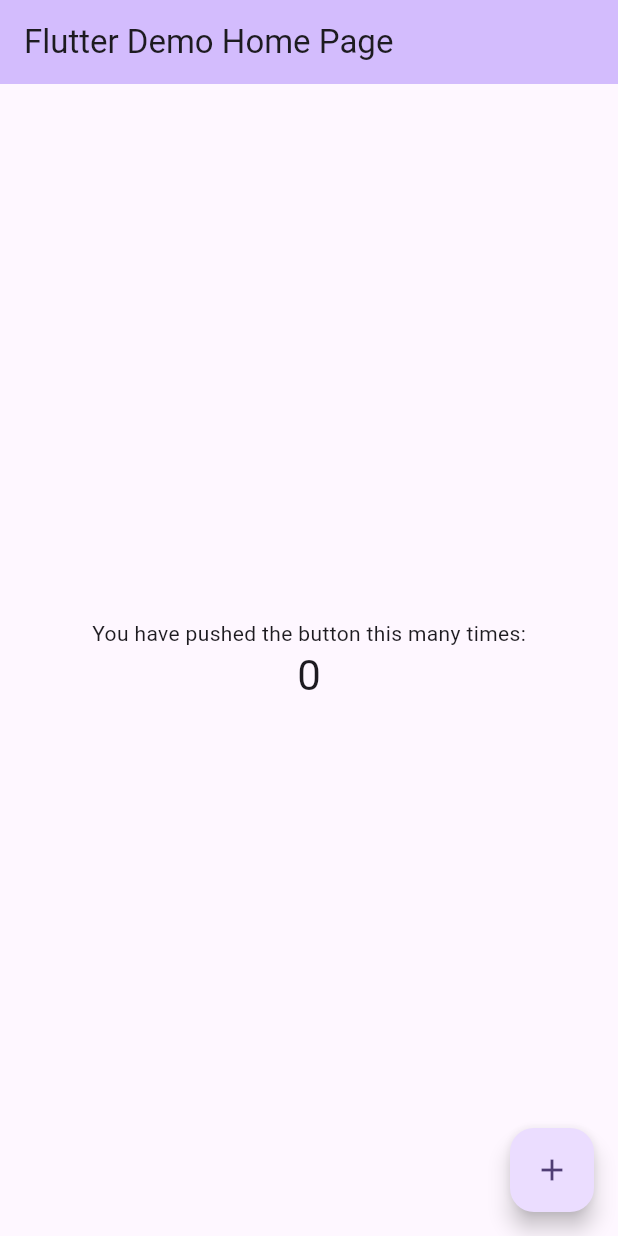
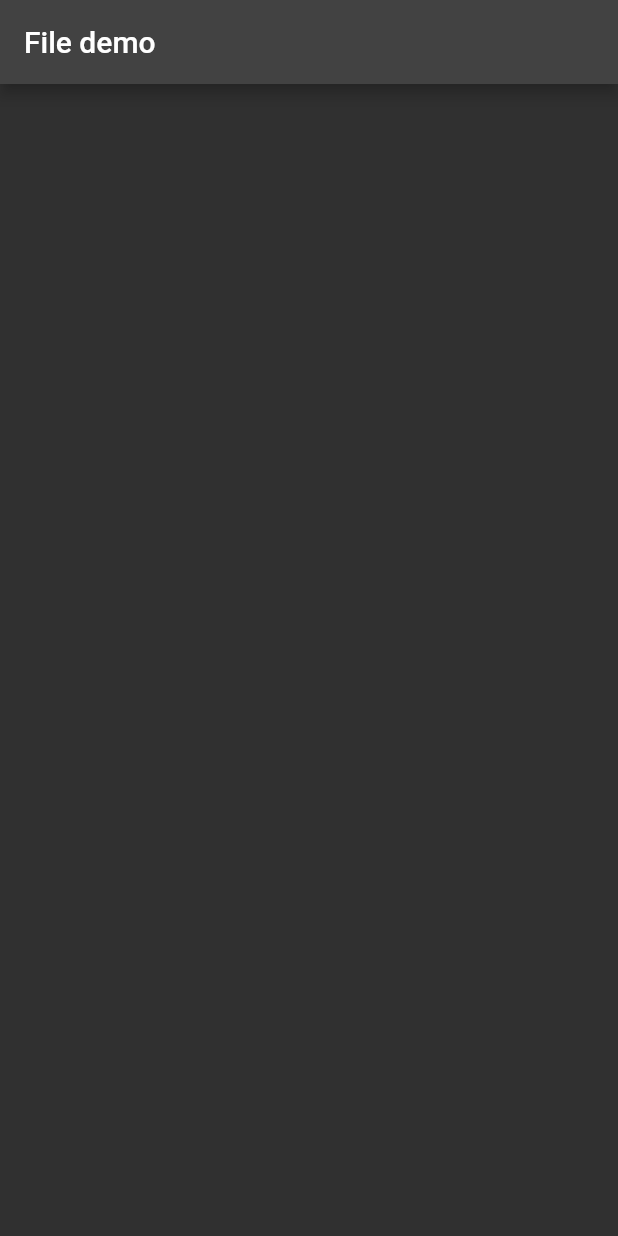
Before and after one commit to ticvac/random_voyager, a Flutter app: the screen it shows after launch, on a phone screen of 412 x 824 dp. Run offline on Flutter 3.47's test engine with Material 2 defaults, Android fonts, the light colour scheme and no system bars.

Commit message:
add scheme; code clean

```diff
--- a/lib/main.dart
+++ b/lib/main.dart
@@ -5,121 +5,35 @@
 }
 
 class MyApp extends StatelessWidget {
-  const MyApp({super.key});
+  const MyApp({Key? key}) : super(key: key);
 
-  // This widget is the root of your application.
   @override
   Widget build(BuildContext context) {
     return MaterialApp(
-      title: 'Flutter Demo',
-      theme: ThemeData(
-        // This is the theme of your application.
-        //
-        // TRY THIS: Try running your application with "flutter run". You'll see
-        // the application has a blue toolbar. Then, without quitting the app,
-        // try changing the seedColor in the colorScheme below to Colors.green
-        // and then invoke "hot reload" (save your changes or press the "hot
-        // reload" button in a Flutter-supported IDE, or press "r" if you used
-        // the command line to start the app).
-        //
-        // Notice that the counter didn't reset back to zero; the application
-        // state is not lost during the reload. To reset the state, use hot
-        // restart instead.
-        //
-        // This works for code too, not just values: Most code changes can be
-        // tested with just a hot reload.
-        colorScheme: ColorScheme.fromSeed(seedColor: Colors.deepPurple),
-        useMaterial3: true,
-      ),
-      home: const MyHomePage(title: 'Flutter Demo Home Page'),
+      title: "File demo",
+      theme: ThemeData.dark(),
+      home: const MyHomePage(),
     );
   }
 }
 
 class MyHomePage extends StatefulWidget {
-  const MyHomePage({super.key, required this.title});
-
-  // This widget is the home page of your application. It is stateful, meaning
-  // that it has a State object (defined below) that contains fields that affect
-  // how it looks.
-
-  // This class is the configuration for the state. It holds the values (in this
-  // case the title) provided by the parent (in this case the App widget) and
-  // used by the build method of the State. Fields in a Widget subclass are
-  // always marked "final".
-
-  final String title;
+  const MyHomePage({Key? key}) : super(key: key);
 
   @override
   State<MyHomePage> createState() => _MyHomePageState();
 }
 
 class _MyHomePageState extends State<MyHomePage> {
-  int _counter = 0;
-
-  void _incrementCounter() {
-    setState(() {
-      // This call to setState tells the Flutter framework that something has
-      // changed in this State, which causes it to rerun the build method below
-      // so that the display can reflect the updated values. If we changed
-      // _counter without calling setState(), then the build method would not be
-      // called again, and so nothing would appear to happen.
-      _counter++;
-    });
-  }
-
   @override
   Widget build(BuildContext context) {
-    // This method is rerun every time setState is called, for instance as done
-    // by the _incrementCounter method above.
-    //
-    // The Flutter framework has been optimized to make rerunning build methods
-    // fast, so that you can just rebuild anything that needs updating rather
-    // than having to individually change instances of widgets.
     return Scaffold(
       appBar: AppBar(
-        // TRY THIS: Try changing the color here to a specific color (to
-        // Colors.amber, perhaps?) and trigger a hot reload to see the AppBar
-        // change color while the other colors stay the same.
-        backgroundColor: Theme.of(context).colorScheme.inversePrimary,
-        // Here we take the value from the MyHomePage object that was created by
-        // the App.build method, and use it to set our appbar title.
-        title: Text(widget.title),
+        title: Text("File demo"),
       ),
-      body: Center(
-        // Center is a layout widget. It takes a single child and positions it
-        // in the middle of the parent.
-        child: Column(
-          // Column is also a layout widget. It takes a list of children and
-          // arranges them vertically. By default, it sizes itself to fit its
-          // children horizontally, and tries to be as tall as its parent.
-          //
-          // Column has various properties to control how it sizes itself and
-          // how it positions its children. Here we use mainAxisAlignment to
-          // center the children vertically; the main axis here is the vertical
-          // axis because Columns are vertical (the cross axis would be
-          // horizontal).
-          //
-          // TRY THIS: Invoke "debug painting" (choose the "Toggle Debug Paint"
-          // action in the IDE, or press "p" in the console), to see the
-          // wireframe for each widget.
-          mainAxisAlignment: MainAxisAlignment.center,
-          children: <Widget>[
-            const Text(
-              'You have pushed the button this many times:',
-            ),
-            Text(
-              '$_counter',
-              style: Theme.of(context).textTheme.headlineMedium,
-            ),
-          ],
-        ),
+      body: Container(
+
       ),
-      floatingActionButton: FloatingActionButton(
-        onPressed: _incrementCounter,
-        tooltip: 'Increment',
-        child: const Icon(Icons.add),
-      ), // This trailing comma makes auto-formatting nicer for build methods.
     );
   }
 }
```
Also changed, not shown: 1 other file.
